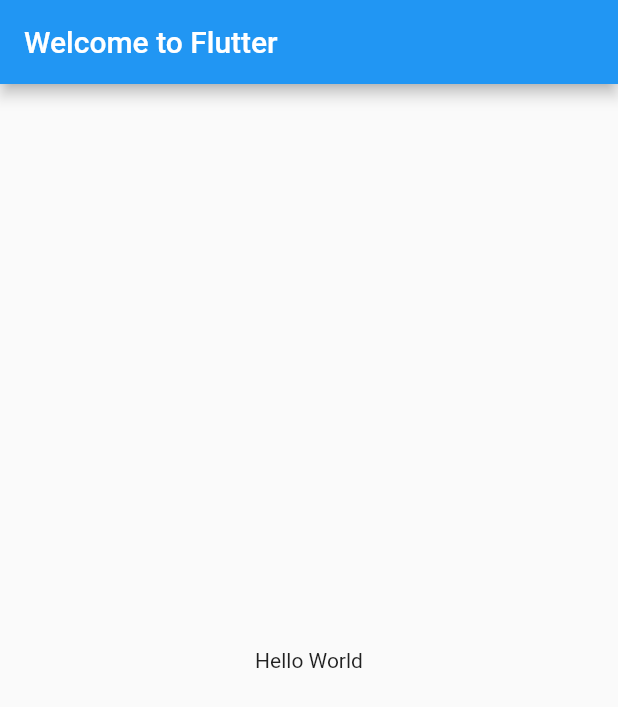
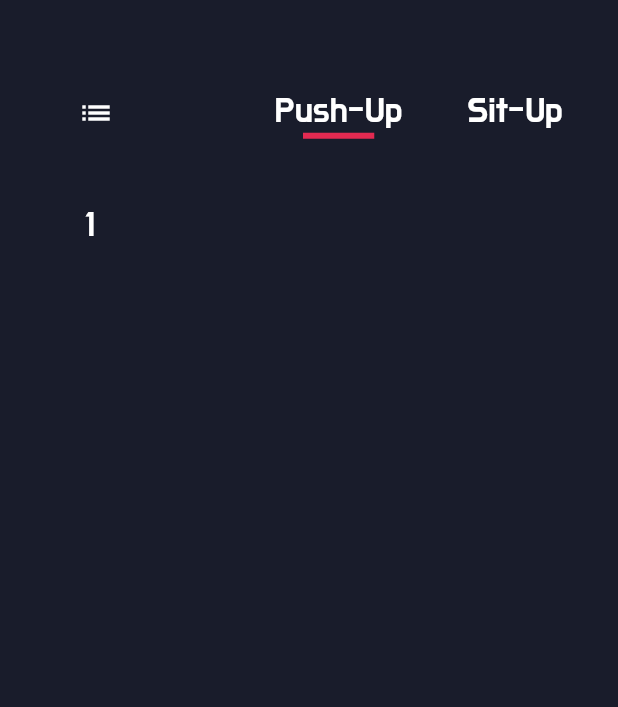
Before and after one commit to nilsys/App_ArmyTrainer_nanglam, a Flutter app: the screen it shows after launch, on a phone screen of 412 x 824 dp. Shown: the top 707 px of the screen. Run offline on Flutter 3.47's test engine with Material 2 defaults, Android fonts, the phone set to English and light mode, and no system bars.

Commit message:
Create TabBar

```diff
--- a/app_armytrainer_nanglam/lib/main.dart
+++ b/app_armytrainer_nanglam/lib/main.dart
@@ -7,16 +7,115 @@
       ),
     );
 
-class MyApp extends StatelessWidget {
+class MyApp extends StatefulWidget {
+  @override
+  _MyApp createState() => _MyApp();
+}
+
+class _MyApp extends State<MyApp> with TickerProviderStateMixin {
+  TabController _tabController;
+
+  List<Widget> list = [
+    Tab(
+        child: Text(
+      'Push-Up',
+      style: TextStyle(
+        color: Colors.white,
+        fontFamily: 'MainFont',
+        fontSize: 24,
+      ),
+    )),
+    Tab(
+        child: Text(
+      'Sit-Up',
+      style: TextStyle(
+        color: Colors.white,
+        fontFamily: 'MainFont',
+        fontSize: 24,
+      ),
+    ))
+  ];
+  @override
+  void initState() {
+    _tabController = new TabController(vsync: this, length: list.length);
+    super.initState();
+  }
+
+  @override
+  void dispose() {
+    _tabController.dispose();
+    super.dispose();
+  }
+
   @override
   Widget build(BuildContext context) {
     return Scaffold(
-      appBar: AppBar(
-        title: Text('Welcome to Flutter'),
-      ),
-      body: Center(
-        child: Text('Hello World'),
-      ),
+      backgroundColor: Color(0xff191C2B),
+      appBar: null,
+      body: Column(children: [
+        SizedBox(height: 50),
+        Row(
+          children: [
+            SizedBox(
+              width: 40,
+              height: 50,
+            ),
+            IconButton(
+              icon: Icon(
+                Icons.list,
+                color: Colors.white,
+              ),
+              onPressed: null,
+            ),
+            Expanded(
+              flex: 1,
+              child: SizedBox(height: 35),
+            ),
+            SizedBox(
+              width: 235,
+              height: 35,
+              child: TabBar(
+                tabs: list,
+                controller: _tabController,
+                indicator: UnderlineTabIndicator(
+                  borderSide: BorderSide(width: 4, color: Color(0xffE32A51)),
+                  insets: EdgeInsets.symmetric(horizontal: 35.0),
+                ),
+              ),
+            ),
+            SizedBox(
+              width: 10,
+            ),
+          ],
+        ),
+        SizedBox(height: 35),
+        SizedBox(
+          width: 300,
+          height: 475,
+          child: TabBarView(
+            controller: _tabController,
+            children: [
+              Text(
+                '1',
+                style: TextStyle(
+                  color: Colors.white,
+                  fontFamily: 'MainFont',
+                  fontSize: 24,
+                ),
+              ),
+              Text(
+                '2',
+                style: TextStyle(
+                  color: Colors.white,
+                  fontFamily: 'MainFont',
+                  fontSize: 24,
+                ),
+              )
+            ],
+          ),
+        ),
+        SizedBox(height: 70),
+      ]),
     );
   }
 }
```
Also changed, not shown: 1 other file.
